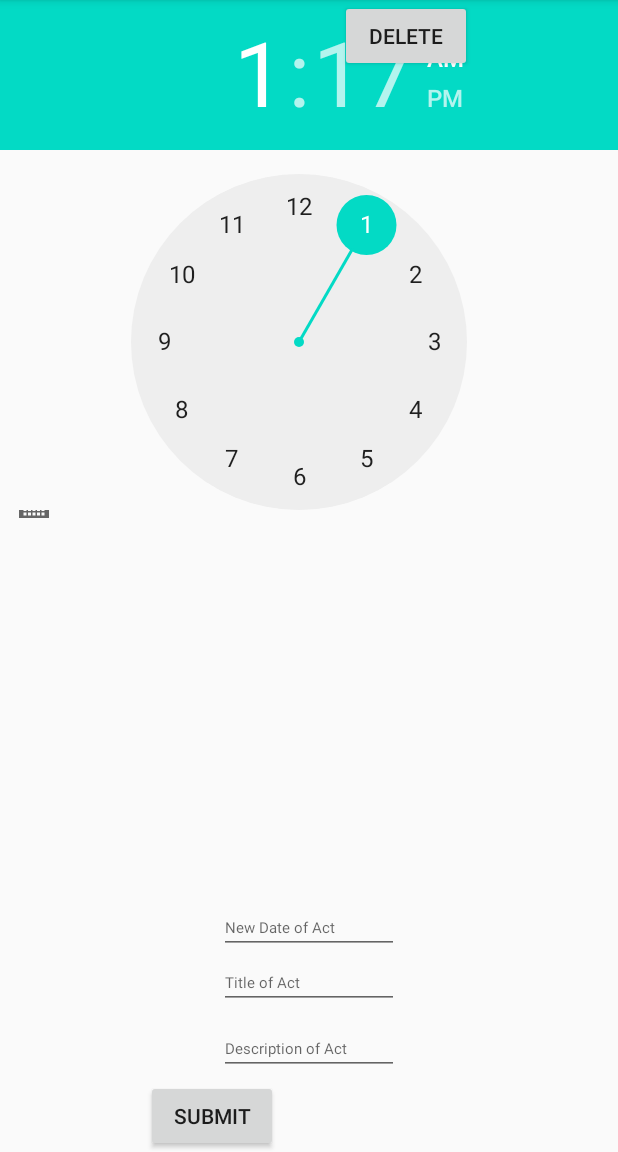
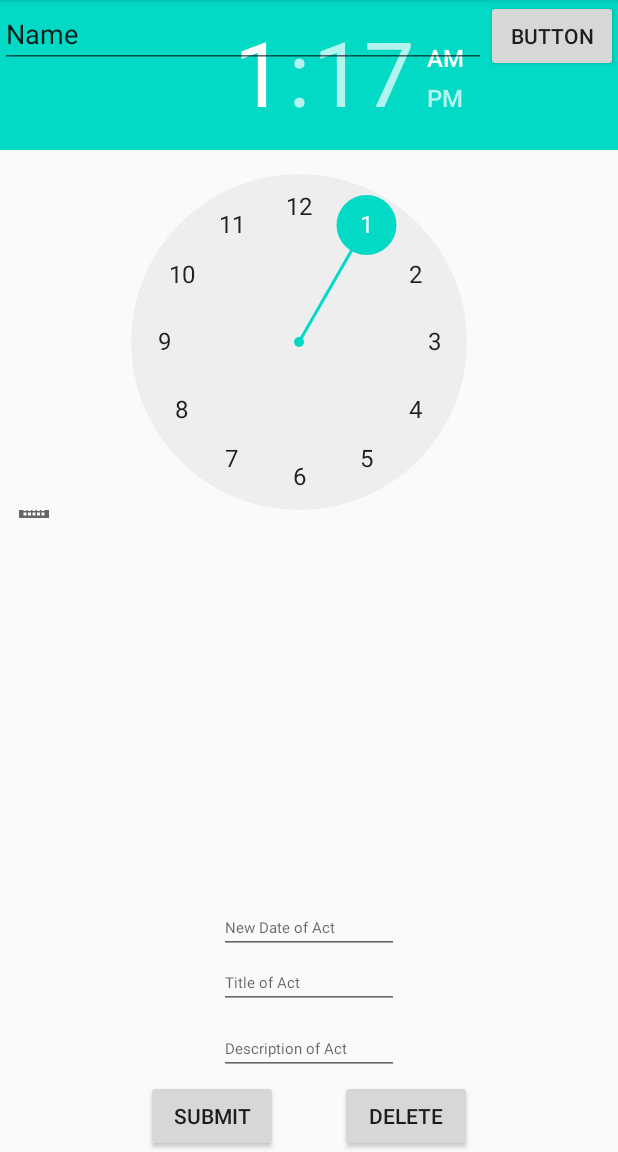
Before and after one commit to staspopil/Room_MVVM_RV---LABPAM2, an Android app: the fragment EditFragment placed in its activity, after a tap on "SHOW", on a phone screen of 412 x 824 dp, the part 84-1236 px from its top. Run offline under Robolectric (Android 15) with nearby library versions, the phone set to English and light mode, and no system bars; our stand-ins replace Room's generated code, data binding; 2 statements that could not run were skipped; 2 other taps on this screen came first.

```diff
--- a/app/src/main/java/com/example/labn2/CalendarFragment.kt
+++ b/app/src/main/java/com/example/labn2/CalendarFragment.kt
@@ -39,11 +39,11 @@ class CalendarFragment : Fragment() {
 
 
     binding.showButton.setOnClickListener{
-        view!!.findNavController().navigate(R.id.action_calendarFragment_to_listOfActsFragment)
+       findNavController().navigate(R.id.action_calendarFragment_to_listOfActsFragment)
     }
         binding.addButton.setOnClickListener{
             var date = calendar.date
-            view!!.findNavController().navigate(CalendarFragmentDirections.actionCalendarFragmentToCreateActFragment(time))
+            findNavController().navigate(CalendarFragmentDirections.actionCalendarFragmentToCreateActFragment(time))
         }
 
 
--- a/app/src/main/java/com/example/labn2/Database/ActDao.kt
+++ b/app/src/main/java/com/example/labn2/Database/ActDao.kt
@@ -7,7 +7,8 @@ import androidx.room.*
 interface ActDao {
 
     @Delete
-    fun delete(key:Long)
+    fun delete(act:Act)
+
 
     @Insert(onConflict = OnConflictStrategy.IGNORE)
      fun addAct(act:Act)
@@ -21,5 +22,7 @@ interface ActDao {
     @Query("SELECT * from act_table ORDER BY ActId ASC")
     fun getAllActs(): LiveData<List<Act>>
 
+    @Query("SELECT * from act_table WHERE ActId LIKE :key ORDER BY ActId ASC")
+    fun getKeyActs(key:String): LiveData<List<Act>>
 
 }
--- a/app/src/main/java/com/example/labn2/EditFragment.kt
+++ b/app/src/main/java/com/example/labn2/EditFragment.kt
@@ -48,10 +48,10 @@ class EditFragment : Fragment() {
         binding.sbmitButton2.setOnClickListener {
             updateAct()
         }
-        binding.delButton.setOnClickListener {
-            actViewModel.delete(actID)
-            findNavController().navigate(R.id.action_editFragment_to_listOfActsFragment)
-        }
+//        binding.delButton.setOnClickListener {
+//            actViewModel.delete(actID)
+//            findNavController().navigate(R.id.action_editFragment_to_listOfActsFragment)
+//        }
         return binding.root
     }
 
--- a/app/src/main/java/com/example/labn2/listOfActsFragment.kt
+++ b/app/src/main/java/com/example/labn2/listOfActsFragment.kt
@@ -38,6 +38,10 @@ class listOfActsFragment : Fragment() {
         actViewModel.readAlldata.observe(viewLifecycleOwner, Observer { act->
             adapter.setData(act)
         })
+        binding.searchButton.setOnClickListener {
+            val searchfilter = "%"+binding.filterText.text.toString()+"%"
+            actViewModel.getKeyActs(searchfilter)
+        }
 
 
         return binding.root
--- a/app/src/main/java/com/example/labn2/listRAdapter.kt
+++ b/app/src/main/java/com/example/labn2/listRAdapter.kt
@@ -48,7 +48,7 @@ class listRAdapter() :
             titletext = itemView.findViewById(R.id.textTitle)
             desctiptiontext = itemView.findViewById(R.id.textDescription)
            hhmmText = itemView.findViewById(R.id.text_hh_mm)
-            imageDelete = itemView.findViewById(R.id.image_delete)
+           // imageDelete = itemView.findViewById(R.id.image_delete)
             imageEdit = itemView.findViewById(R.id.image_edit)
 
         }
--- a/app/src/main/res/layout/fragment_edit.xml
+++ b/app/src/main/res/layout/fragment_edit.xml
@@ -79,10 +79,12 @@
             android:layout_width="wrap_content"
             android:layout_height="wrap_content"
             android:text="Delete"
+            app:layout_constraintBottom_toBottomOf="parent"
             app:layout_constraintEnd_toEndOf="parent"
             app:layout_constraintHorizontal_bias="0.7"
             app:layout_constraintStart_toStartOf="parent"
-            tools:layout_editor_absoluteY="683dp" />
+            app:layout_constraintTop_toTopOf="parent"
+            app:layout_constraintVertical_bias="1.0" />
 
 
     </androidx.constraintlayout.widget.ConstraintLayout>
--- a/app/src/main/res/layout/fragment_list_of_acts.xml
+++ b/app/src/main/res/layout/fragment_list_of_acts.xml
@@ -1,17 +1,47 @@
 <?xml version="1.0" encoding="utf-8"?>
 
-<layout>
+<layout xmlns:android="http://schemas.android.com/apk/res/android"
+    xmlns:app="http://schemas.android.com/apk/res-auto"
+    xmlns:tools="http://schemas.android.com/tools">
     <data>
 
     </data>
-<FrameLayout xmlns:android="http://schemas.android.com/apk/res/android"
-    xmlns:tools="http://schemas.android.com/tools"
+<androidx.constraintlayout.widget.ConstraintLayout
     android:layout_width="match_parent"
     android:layout_height="match_parent"
     tools:context=".listOfActsFragment">
 
+    <Button
+        android:id="@+id/searchButton"
+        android:layout_width="wrap_content"
+        android:layout_height="wrap_content"
+        android:text="Button"
+        app:layout_constraintBottom_toBottomOf="parent"
+        app:layout_constraintEnd_toEndOf="parent"
+        app:layout_constraintHorizontal_bias="1.0"
+        app:layout_constraintStart_toStartOf="parent"
+        app:layout_constraintTop_toTopOf="parent"
+        app:layout_constraintVertical_bias="0.0" />
+
     <androidx.recyclerview.widget.RecyclerView
         android:id="@+id/recyclerview"
         android:layout_width="match_parent"
-        android:layout_height="match_parent" />
-</FrameLayout></layout>
+        android:layout_height="wrap_content"
+        app:layout_constraintBottom_toBottomOf="parent"
+        app:layout_constraintTop_toBottomOf="@+id/filterText"
+        app:layout_constraintVertical_bias="0.0" />
+
+    <EditText
+        android:id="@+id/filterText"
+        android:layout_width="0dp"
+        android:layout_height="wrap_content"
+        android:ems="10"
+        android:inputType="textPersonName"
+        android:text="Name"
+        app:layout_constraintBottom_toBottomOf="parent"
+        app:layout_constraintEnd_toStartOf="@+id/searchButton"
+        app:layout_constraintHorizontal_bias="0.0"
+        app:layout_constraintStart_toStartOf="parent"
+        app:layout_constraintTop_toTopOf="parent"
+        app:layout_constraintVertical_bias="0.0" />
+</androidx.constraintlayout.widget.ConstraintLayout></layout>
```
Also changed, not shown: app/src/main/java/com/example/labn2/Database/ActViewModel.kt (+10 -8 lines), app/src/main/java/com/example/labn2/Database/Repository.kt (+10 -5 lines).
